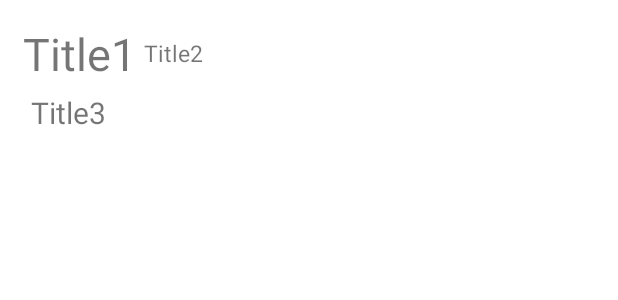
After one commit to MrNubi/ListView_20220216, an Android app: the layout item_lv1.xml on its own in the app's theme, with its tools: preview values and no code run, on a phone screen of 412 x 824 dp. The commit adds this screen. Shown: the top 300 px of the screen. Run offline under Robolectric (Android 15) with nearby library versions, the phone set to English and light mode, and no system bars.

Commit message:
ArrayAdapter 상속연습 ArrayAdapter는 ()지원 안함 -> 자녀클래스가 상속받아서, 부모에게 전달

```diff
--- /dev/null
+++ b/app/src/main/java/com/beyond/listview_20220216/Adapter/LV_Adapter.kt
@@ -0,0 +1,11 @@
+package com.beyond.listview_20220216.Adapter
+
+import android.content.Context
+import android.widget.ArrayAdapter
+import com.beyond.listview_20220216.Data.LV_DataModel
+
+class LV_Adapter(val mContext : Context , val resId : Int , val mList : ArrayList<LV_DataModel>)
+    : ArrayAdapter<LV_DataModel>(mContext, resId, mList) {
+    //어레이 어댑터를 상속 받는데, 데이터의 형태는 LV_DataModel로 받아서 사용
+    //ArrayAdapter는 ()지원 안함
+}
--- /dev/null
+++ b/app/src/main/java/com/beyond/listview_20220216/Data/LV_DataModel.kt
@@ -0,0 +1,10 @@
+package com.beyond.listview_20220216.Data
+
+ data class LV_DataModel(
+
+     val data1 : String,
+     val data2 : Int,
+     val data3 : String
+
+
+ )
--- a/app/src/main/res/layout/activity_main.xml
+++ b/app/src/main/res/layout/activity_main.xml
@@ -7,5 +7,10 @@
     android:orientation="vertical"
     tools:context=".MainActivity">
 
+    <ListView
+        android:id="@+id/LV1_practice"
+        android:layout_width="match_parent"
+        android:layout_height="wrap_content"></ListView>
+
 
 </LinearLayout>
--- /dev/null
+++ b/app/src/main/res/layout/item_lv1.xml
@@ -0,0 +1,38 @@
+<?xml version="1.0" encoding="utf-8"?>
+<LinearLayout xmlns:android="http://schemas.android.com/apk/res/android"
+    android:layout_width="match_parent"
+    android:orientation="vertical"
+    android:padding="15dp"
+    android:layout_height="wrap_content">
+    <LinearLayout
+        android:gravity="center_vertical"
+        android:orientation="horizontal"
+        android:layout_width="match_parent"
+        android:layout_height="wrap_content">
+            <TextView
+
+                android:textSize="30sp"
+                android:layout_width="wrap_content"
+                android:layout_height="wrap_content"
+                android:text="Title1"></TextView>
+        <TextView
+            android:layout_marginStart="5dp"
+            android:textSize="15sp"
+            android:layout_width="wrap_content"
+            android:layout_height="wrap_content"
+            android:text="Title2"></TextView>
+
+
+
+    </LinearLayout>
+    <TextView
+        android:layout_marginTop="5dp"
+        android:layout_marginStart="5dp"
+        android:textSize="20sp"
+        android:layout_width="wrap_content"
+        android:layout_height="wrap_content"
+        android:text="Title3"></TextView>
+
+
+
+</LinearLayout>
```
